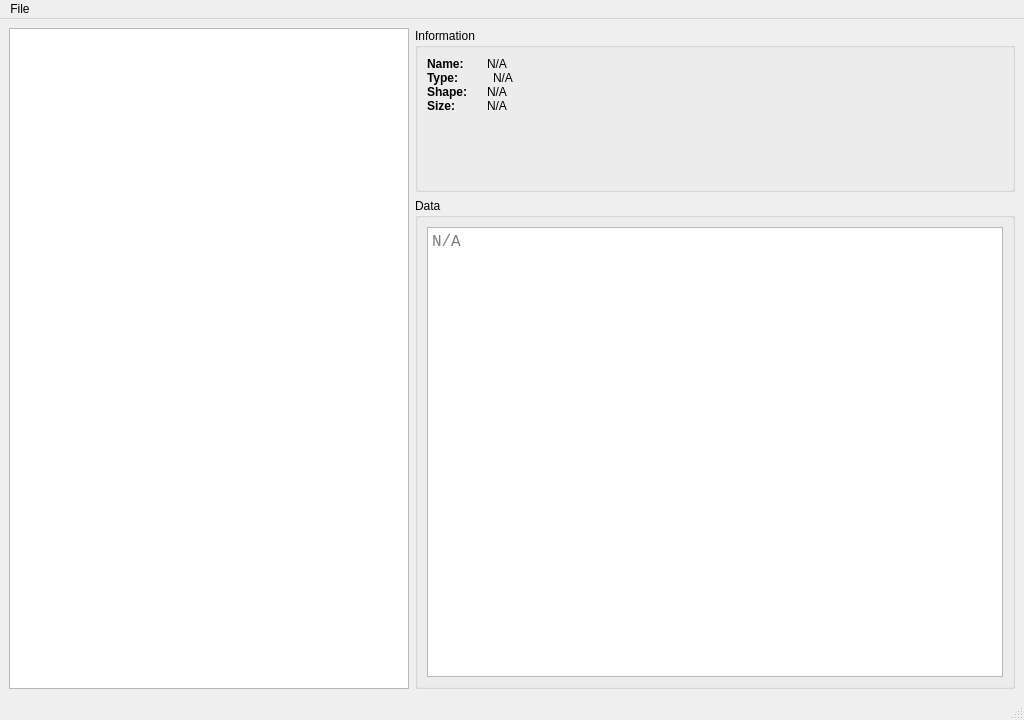
Qt form design/main.ui (hoppe93/h5inspect) before a commit.
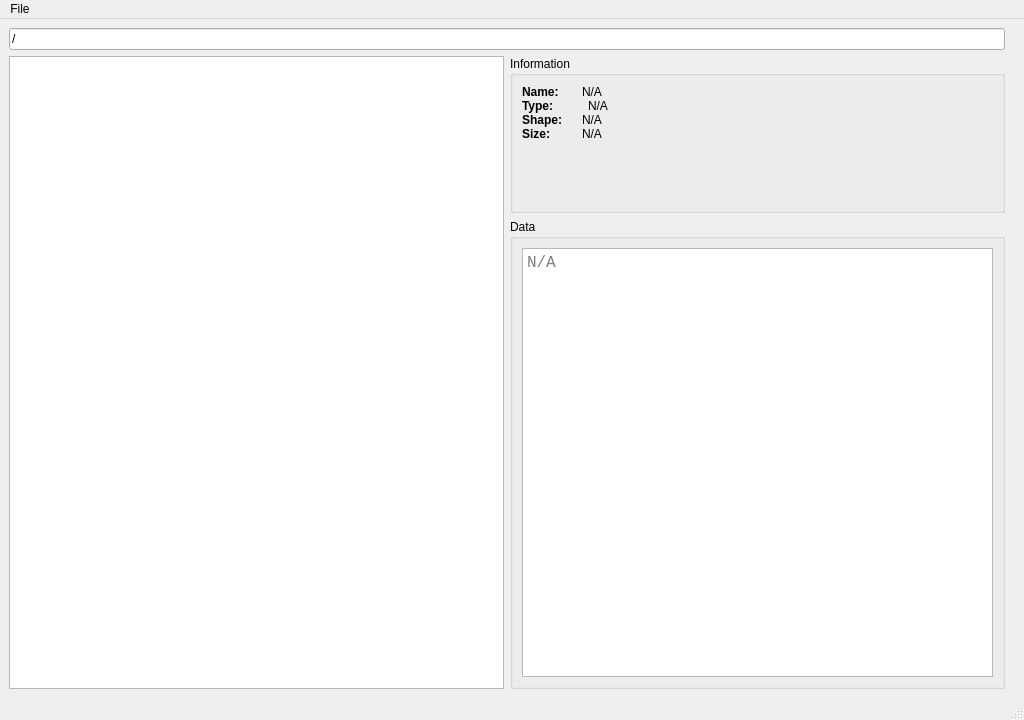
The same form after that commit.

```diff
--- a/design/main.ui
+++ b/design/main.ui
@@ -14,9 +14,32 @@
    <string>HDF5 Inspector</string>
   </property>
   <widget class="QWidget" name="centralwidget">
-   <layout class="QHBoxLayout" name="horizontalLayout" stretch="4,6">
+   <layout class="QHBoxLayout" name="horizontalLayout" stretch="0">
+    <item>
+     <layout class="QVBoxLayout" name="verticalLayout_3">
+      <property name="rightMargin">
+       <number>10</number>
+      </property>
+      <item>
+       <widget class="QLineEdit" name="tbPath">
+        <property name="text">
+         <string>/</string>
+        </property>
+        <property name="readOnly">
+         <bool>true</bool>
+        </property>
+       </widget>
+      </item>
+      <item>
+       <layout class="QHBoxLayout" name="horizontalLayout_7">
     <item>
      <widget class="QTreeView" name="treeView">
+          <property name="maximumSize">
+           <size>
+            <width>500</width>
+            <height>16777215</height>
+           </size>
+          </property>
       <property name="sortingEnabled">
        <bool>false</bool>
       </property>
@@ -223,6 +246,10 @@
          </item>
         </layout>
        </widget>
+          </item>
+         </layout>
+        </item>
+       </layout>
       </item>
      </layout>
     </item>
```
Lines whose indentation alone changed are shown as unchanged.
